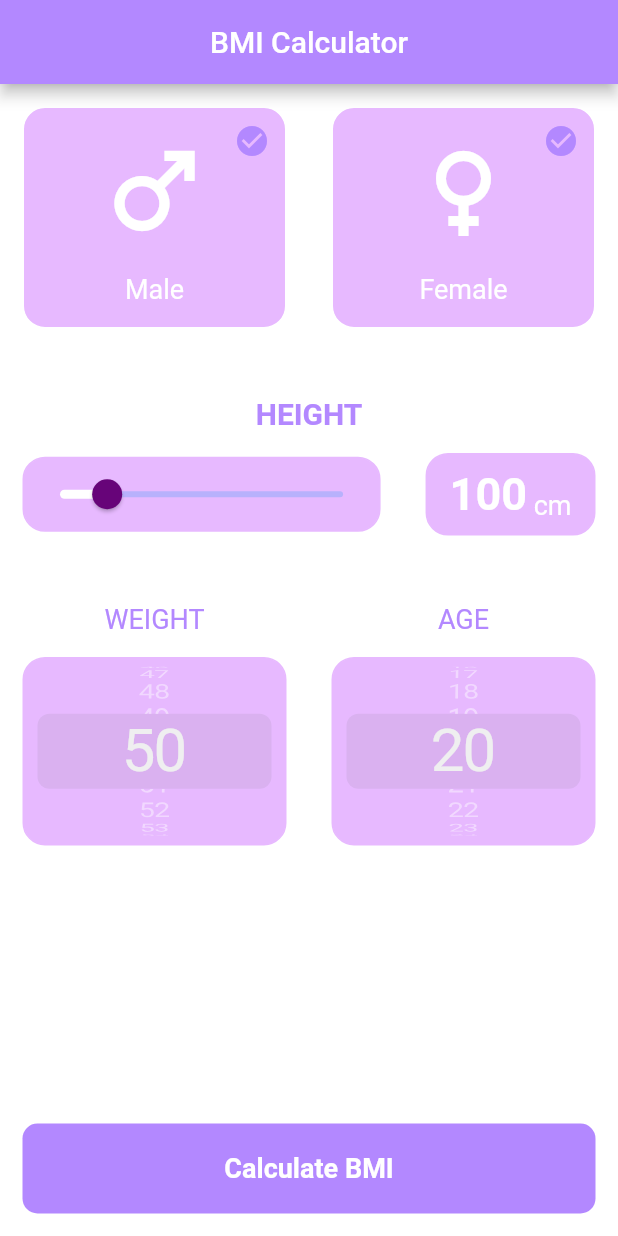
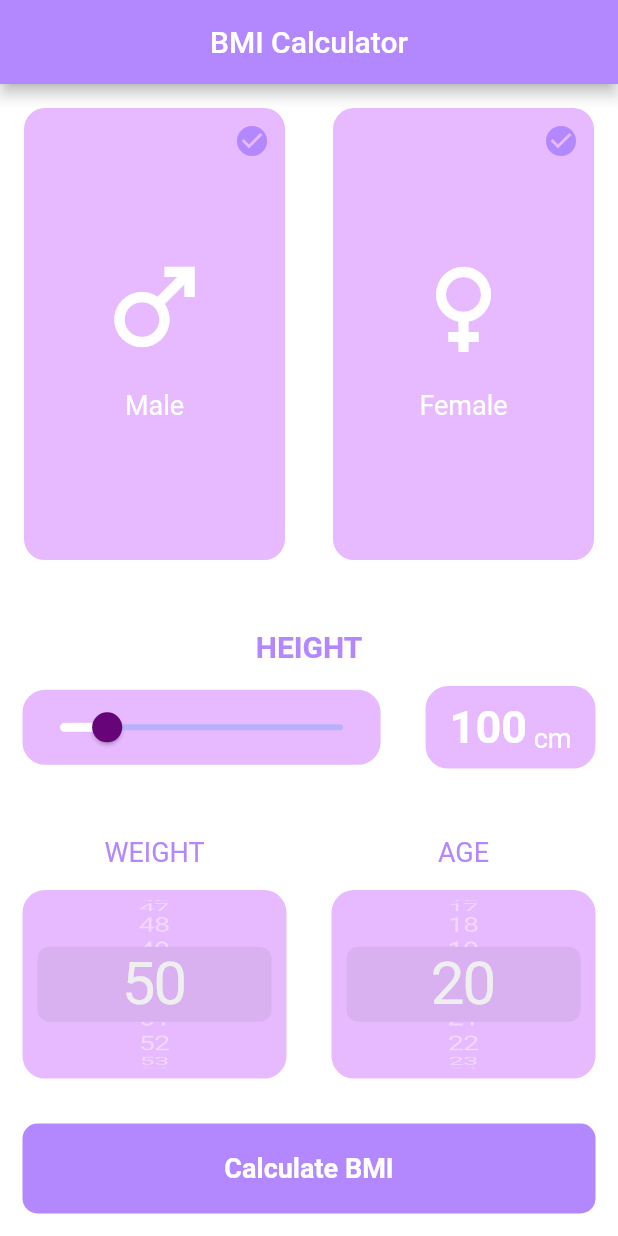
Before and after one commit to ulfacode/bmi, a Flutter app: the screen it shows after launch, on a phone screen of 412 x 824 dp. Run offline on Flutter 3.47's test engine with Material 2 defaults, Android fonts, the phone set to English and light mode, and no system bars; missing offline and left inert: dart:html.

Commit message:
Menghapus widget untuk chrome

```diff
--- a/lib/views/bmi_data_screen.dart
+++ b/lib/views/bmi_data_screen.dart
@@ -78,9 +78,7 @@ class _BmiDataScreenState extends State<BmiDataScreen> {
           ),
         ),
       ),
-      body: SingleChildScrollView(
-        physics: BouncingScrollPhysics(),
-        child: Column(
+      body: Column(
         children: [
           Expanded(
             child: Row(
@@ -93,7 +91,7 @@ class _BmiDataScreenState extends State<BmiDataScreen> {
                   },
                   child: BmiCard(
                     borderColor:
-                          (gender == "male") ? primaryColor : Colors.white,
+                        (gender == "male") ? Color(0xffe7b9ff) : Colors.white,
                     child: Stack(
                       children: [
                         const Center(
@@ -128,8 +126,9 @@ class _BmiDataScreenState extends State<BmiDataScreen> {
                       setState(() {});
                     },
                     child: BmiCard(
-                        borderColor:
-                            (gender == "female") ? primaryColor : Colors.white,
+                      borderColor: (gender == "female")
+                          ? Color(0xffe7b9ff)
+                          : Colors.white,
                       child: Stack(
                         children: [
                           const Center(
@@ -235,8 +234,7 @@ class _BmiDataScreenState extends State<BmiDataScreen> {
                           mainAxisAlignment: MainAxisAlignment.center,
                           children: [
                             Container(
-                                height:
-                                    MediaQuery.of(context).size.height * 0.15,
+                              height: MediaQuery.of(context).size.height * 0.15,
                               child: CupertinoPicker(
                                 scrollController: FixedExtentScrollController(
                                     initialItem: 30),
@@ -313,11 +311,10 @@ class _BmiDataScreenState extends State<BmiDataScreen> {
                           mainAxisAlignment: MainAxisAlignment.center,
                           children: [
                             Container(
-                                height:
-                                    MediaQuery.of(context).size.height * 0.15,
+                              height: MediaQuery.of(context).size.height * 0.15,
                               child: CupertinoPicker(
-                                  scrollController: FixedExtentScrollController(
-                                      initialItem: 5),
+                                scrollController:
+                                    FixedExtentScrollController(initialItem: 5),
                                 itemExtent: 25,
                                 magnification: 2,
                                 useMagnifier: true,
@@ -337,7 +334,6 @@ class _BmiDataScreenState extends State<BmiDataScreen> {
             ),
           ),
         ],
-        ),
       ),
     );
   }
```
Lines whose indentation alone changed are shown as unchanged.
